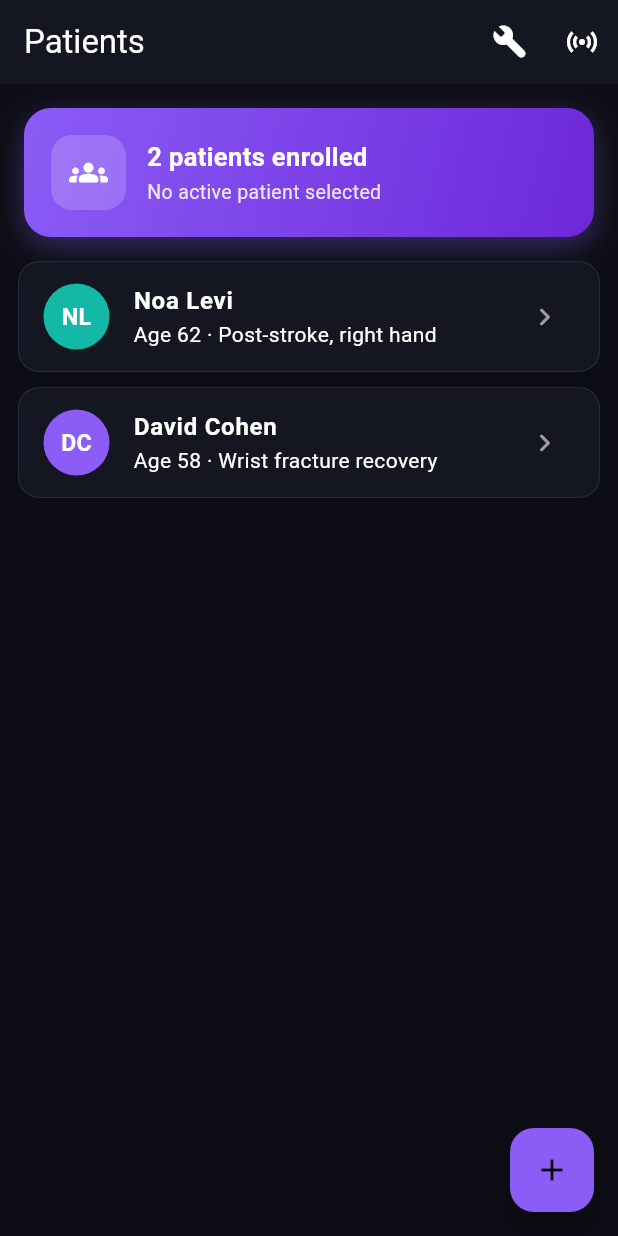
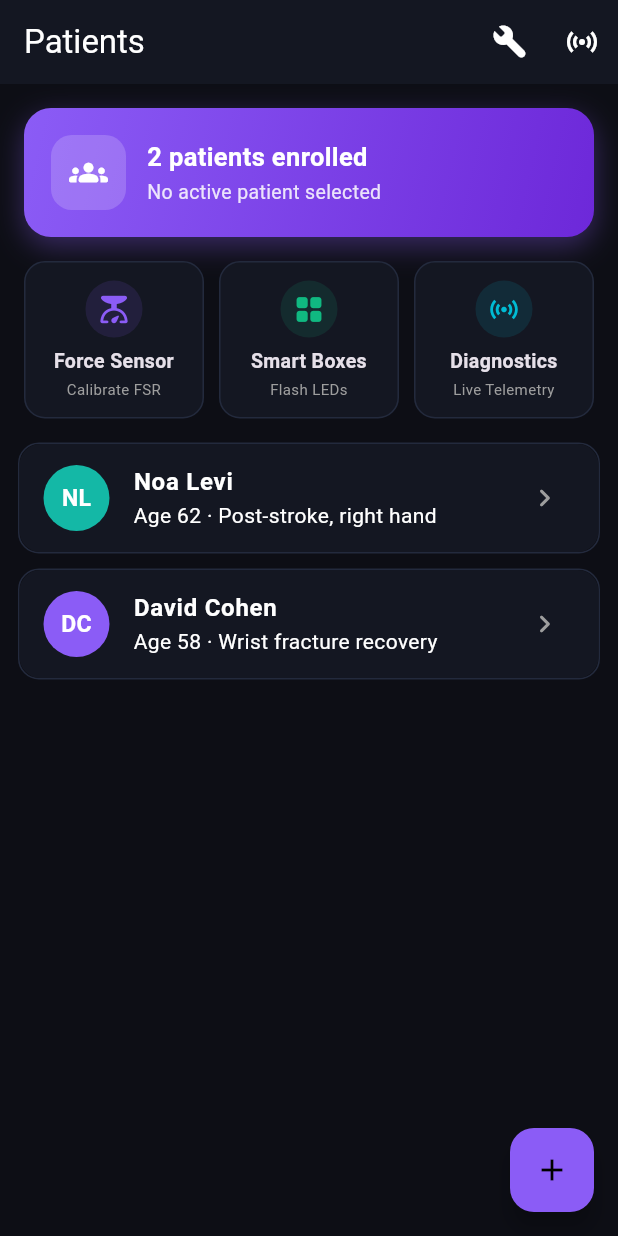
Before and after one commit to gnhnjac/rehab-game, a Flutter app: the screen it shows after launch, on a phone screen of 412 x 824 dp. Run offline on Flutter 3.47's test engine with Material 3 defaults, Android fonts, the light colour scheme and no system bars; our stand-ins replace cloud_firestore, firebase_core, firebase_database, fl_chart, shared_preferences; accounts and stored records are empty.

Commit message:
fix(app): shift gameType index by 1 to align with ESP32 enums, and add a prominent Calibration Hub to the patient list screen

```diff
--- a/flutter_app/lib/screens/patient_list_screen.dart
+++ b/flutter_app/lib/screens/patient_list_screen.dart
@@ -122,8 +122,51 @@ class PatientListScreen extends StatelessWidget {
               ],
             ),
           ),
+          Padding(
+            padding: const EdgeInsets.symmetric(horizontal: 16, vertical: 8),
+            child: Row(
+              children: [
+                Expanded(
+                  child: _buildCalibrationCard(
+                    context: context,
+                    icon: Icons.scale_rounded,
+                    title: 'Force Sensor',
+                    subtitle: 'Calibrate FSR',
+                    color: const Color(0xFF8B5CF6),
+                    onTap: () => Navigator.push(context,
+                        MaterialPageRoute(builder: (_) => const FsrCalibrationScreen())),
+                  ),
+                ),
+                const SizedBox(width: 10),
+                Expanded(
+                  child: _buildCalibrationCard(
+                    context: context,
+                    icon: Icons.grid_view_rounded,
+                    title: 'Smart Boxes',
+                    subtitle: 'Flash LEDs',
+                    color: const Color(0xFF10B981),
+                    onTap: () => Navigator.push(context,
+                        MaterialPageRoute(builder: (_) => const BoxCalibrationScreen())),
+                  ),
+                ),
+                const SizedBox(width: 10),
+                Expanded(
+                  child: _buildCalibrationCard(
+                    context: context,
+                    icon: Icons.sensors,
+                    title: 'Diagnostics',
+                    subtitle: 'Live Telemetry',
+                    color: Colors.cyan,
+                    onTap: () => Navigator.push(context,
+                        MaterialPageRoute(builder: (_) => const DashboardScreen())),
+                  ),
+                ),
+              ],
+            ),
+          ),
           Expanded(
             child: patients.isEmpty
+
                 ? const Center(
                     child: Text('No patients yet — tap + to add one.'),
                   )
@@ -210,4 +253,57 @@ class PatientListScreen extends StatelessWidget {
       ),
     );
   }
+
+  Widget _buildCalibrationCard({
+    required BuildContext context,
+    required IconData icon,
+    required String title,
+    required String subtitle,
+    required Color color,
+    required VoidCallback onTap,
+  }) {
+    return Container(
+      decoration: BoxDecoration(
+        color: const Color(0xFF141722),
+        borderRadius: BorderRadius.circular(14),
+        border: Border.all(color: const Color(0xFF232A3D)),
+      ),
+      child: Material(
+        color: Colors.transparent,
+        borderRadius: BorderRadius.circular(14),
+        child: InkWell(
+          borderRadius: BorderRadius.circular(14),
+          onTap: onTap,
+          child: Padding(
+            padding: const EdgeInsets.symmetric(vertical: 12, horizontal: 8),
+            child: Column(
+              mainAxisSize: MainAxisSize.min,
+              children: [
+                Container(
+                  padding: const EdgeInsets.all(8),
+                  decoration: BoxDecoration(
+                    color: color.withOpacity(0.12),
+                    shape: BoxShape.circle,
+                  ),
+                  child: Icon(icon, color: color, size: 22),
+                ),
+                const SizedBox(height: 6),
+                Text(
+                  title,
+                  style: const TextStyle(fontWeight: FontWeight.bold, fontSize: 13),
+                  textAlign: TextAlign.center,
+                ),
+                const SizedBox(height: 2),
+                Text(
+                  subtitle,
+                  style: const TextStyle(color: Colors.grey, fontSize: 10),
+                  textAlign: TextAlign.center,
+                ),
+              ],
+            ),
+          ),
+        ),
+      ),
+    );
+  }
 }
--- a/flutter_app/lib/services/glove_api_service.dart
+++ b/flutter_app/lib/services/glove_api_service.dart
@@ -96,10 +96,11 @@ class GloveApiService {
     List<GloveCube> cubes = const [],
   }) async {
     final query = <String, String>{
-      'gameType': '${prescription.type.index}',
+      'gameType': '${prescription.type.index + 1}',
       'cycles': '${prescription.cycles}',
       'difficulty': '2',
     };
+
 
     switch (prescription) {
       case CubesBoxesPrescription p:
```
Also changed, not shown: 1 other file.
